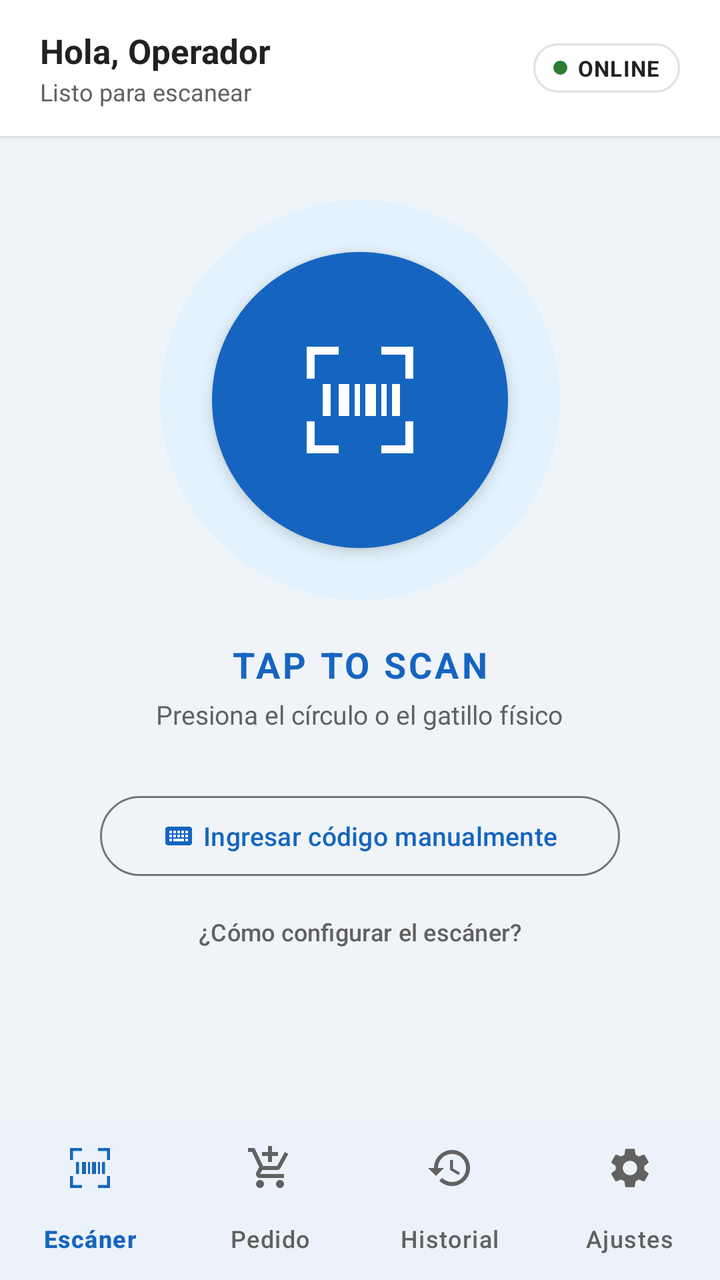
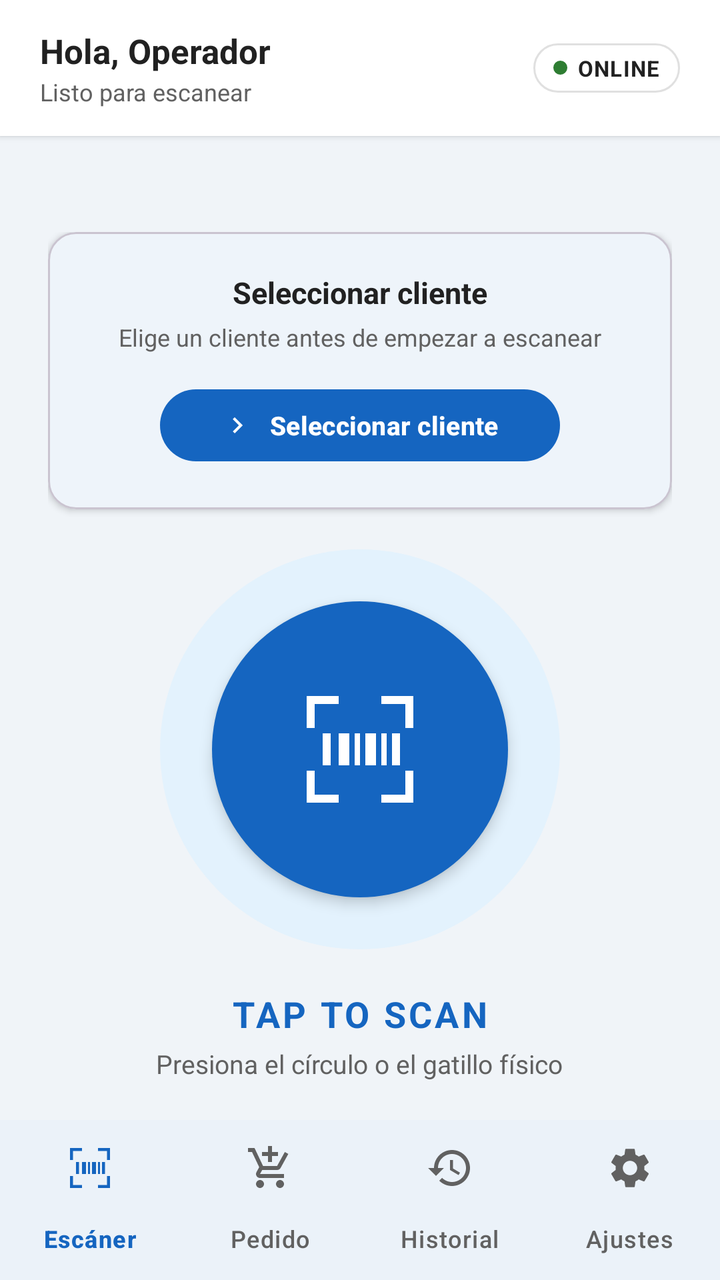

An Android layout rendered at two revisions. The XML below is the earlier revision; the diff shows what the commit changed to produce the second picture.
<!-- AndroidManifest.xml: application theme Theme.Test -->
<!-- res/layout/activity_main.xml -->
<?xml version="1.0" encoding="utf-8"?>
<androidx.constraintlayout.widget.ConstraintLayout xmlns:android="http://schemas.android.com/apk/res/android"
    xmlns:app="http://schemas.android.com/apk/res-auto"
    android:id="@+id/main"
    android:layout_width="match_parent"
    android:layout_height="match_parent"
    android:background="@color/background">

    
    <LinearLayout
        android:id="@+id/layoutHeader"
        android:layout_width="0dp"
        android:layout_height="wrap_content"
        android:background="@color/surface"
        android:elevation="2dp"
        android:gravity="center_vertical"
        android:orientation="horizontal"
        android:paddingHorizontal="20dp"
        android:paddingVertical="14dp"
        app:layout_constraintEnd_toEndOf="parent"
        app:layout_constraintStart_toStartOf="parent"
        app:layout_constraintTop_toTopOf="parent">

        <LinearLayout
            android:layout_width="0dp"
            android:layout_height="wrap_content"
            android:layout_weight="1"
            android:orientation="vertical">

            <TextView
                android:layout_width="wrap_content"
                android:layout_height="wrap_content"
                android:text="Hola, Operador"
                android:textColor="@color/text_primary"
                android:textSize="17sp"
                android:textStyle="bold" />

            <TextView
                android:id="@+id/tvScanPrompt"
                android:layout_width="wrap_content"
                android:layout_height="wrap_content"
                android:layout_marginTop="1dp"
                android:text="Listo para escanear"
                android:textColor="@color/text_secondary"
                android:textSize="12sp" />
        </LinearLayout>

        
        <LinearLayout
            android:layout_width="wrap_content"
            android:layout_height="wrap_content"
            android:background="@drawable/bg_status_chip"
            android:gravity="center_vertical"
            android:orientation="horizontal"
            android:paddingHorizontal="10dp"
            android:paddingVertical="5dp">

            <View
                android:id="@+id/viewStatusDot"
                android:layout_width="7dp"
                android:layout_height="7dp"
                android:layout_marginEnd="5dp"
                android:background="@drawable/circle_green" />

            <TextView
                android:id="@+id/tvStatus"
                android:layout_width="wrap_content"
                android:layout_height="wrap_content"
                android:letterSpacing="0.04"
                android:text="ONLINE"
                android:textColor="@color/text_primary"
                android:textSize="11sp"
                android:textStyle="bold" />
        </LinearLayout>
    </LinearLayout>

    
    <ScrollView
        android:layout_width="0dp"
        android:layout_height="0dp"
        android:scrollbars="none"
        app:layout_constraintBottom_toTopOf="@id/bottomNav"
        app:layout_constraintEnd_toEndOf="parent"
        app:layout_constraintStart_toStartOf="parent"
        app:layout_constraintTop_toBottomOf="@id/layoutHeader">

        <LinearLayout
            android:layout_width="match_parent"
            android:layout_height="wrap_content"
            android:gravity="center_horizontal"
            android:orientation="vertical"
            android:paddingHorizontal="24dp"
            android:paddingTop="32dp"
            android:paddingBottom="24dp">

            
            <FrameLayout
                android:layout_width="200dp"
                android:layout_height="200dp">

                
                <View
                    android:layout_width="200dp"
                    android:layout_height="200dp"
                    android:background="@drawable/bg_scan_ring" />

                
                <FrameLayout
                    android:id="@+id/btnHoldScan"
                    android:layout_width="148dp"
                    android:layout_height="148dp"
                    android:layout_gravity="center"
                    android:background="@drawable/bg_scan_circle"
                    android:clickable="true"
                    android:elevation="4dp"
                    android:focusable="true">

                    <ImageView
                        android:layout_width="64dp"
                        android:layout_height="64dp"
                        android:layout_gravity="center"
                        android:importantForAccessibility="no"
                        android:src="@drawable/ic_scan_display" />
                </FrameLayout>
            </FrameLayout>

            
            <TextView
                android:layout_width="wrap_content"
                android:layout_height="wrap_content"
                android:layout_marginTop="20dp"
                android:letterSpacing="0.08"
                android:text="TAP TO SCAN"
                android:textAllCaps="true"
                android:textColor="@color/primary"
                android:textSize="18sp"
                android:textStyle="bold" />

            <TextView
                android:layout_width="wrap_content"
                android:layout_height="wrap_content"
                android:layout_marginTop="4dp"
                android:text="Presiona el círculo o el gatillo físico"
                android:textColor="@color/text_secondary"
                android:textSize="13sp" />

            
            <TextView
                android:id="@+id/tvHoldState"
                android:layout_width="wrap_content"
                android:layout_height="wrap_content"
                android:layout_marginTop="6dp"
                android:background="@drawable/bg_chip_sent"
                android:paddingHorizontal="12dp"
                android:paddingVertical="4dp"
                android:text="● ESCANEANDO..."
                android:textColor="@color/success"
                android:textSize="11sp"
                android:textStyle="bold"
                android:visibility="gone" />

            
            <com.google.android.material.button.MaterialButton
                android:id="@+id/btnManualEntry"
                style="@style/Widget.Material3.Button.OutlinedButton"
                android:layout_width="260dp"
                android:layout_height="48dp"
                android:layout_marginTop="28dp"
                android:text="Ingresar código manualmente"
                android:textSize="13sp"
                app:cornerRadius="24dp"
                app:icon="@drawable/ic_keyboard"
                app:iconGravity="textStart"
                app:iconSize="16dp"
                app:iconTint="@color/primary" />

            
            <com.google.android.material.button.MaterialButton
                android:id="@+id/btnScan"
                style="@style/Widget.Material3.Button.TextButton"
                android:layout_width="wrap_content"
                android:layout_height="40dp"
                android:layout_marginTop="4dp"
                android:text="¿Cómo configurar el escáner?"
                android:textColor="@color/text_secondary"
                android:textSize="12sp" />

            
            <com.google.android.material.card.MaterialCardView
                android:id="@+id/layoutLastScan"
                android:layout_width="match_parent"
                android:layout_height="wrap_content"
                android:layout_marginTop="20dp"
                android:clickable="true"
                android:focusable="true"
                android:visibility="gone"
                app:cardBackgroundColor="@color/surface"
                app:cardCornerRadius="14dp"
                app:cardElevation="2dp">

                <LinearLayout
                    android:layout_width="match_parent"
                    android:layout_height="wrap_content"
                    android:gravity="center_vertical"
                    android:orientation="horizontal"
                    android:padding="16dp">

                    <LinearLayout
                        android:layout_width="0dp"
                        android:layout_height="wrap_content"
                        android:layout_weight="1"
                        android:orientation="vertical">

                        <TextView
                            android:layout_width="wrap_content"
                            android:layout_height="wrap_content"
                            android:letterSpacing="0.06"
                            android:text="ÚLTIMO ESCANEO"
                            android:textAllCaps="true"
                            android:textColor="@color/text_secondary"
                            android:textSize="10sp" />

                        <TextView
                            android:id="@+id/tvLastBarcode"
                            android:layout_width="wrap_content"
                            android:layout_height="wrap_content"
                            android:layout_marginTop="2dp"
                            android:fontFamily="monospace"
                            android:textColor="@color/text_primary"
                            android:textSize="16sp"
                            android:textStyle="bold" />

                        <TextView
                            android:id="@+id/tvLastProduct"
                            android:layout_width="wrap_content"
                            android:layout_height="wrap_content"
                            android:textColor="@color/text_primary"
                            android:textSize="13sp" />

                        <TextView
                            android:id="@+id/tvLastTime"
                            android:layout_width="wrap_content"
                            android:layout_height="wrap_content"
                            android:layout_marginTop="2dp"
                            android:textColor="@color/text_secondary"
                            android:textSize="11sp" />
                    </LinearLayout>

                    <ImageView
                        android:layout_width="18dp"
                        android:layout_height="18dp"
                        android:importantForAccessibility="no"
                        android:src="@drawable/ic_chevron_right"
                        app:tint="@color/text_secondary" />
                </LinearLayout>
            </com.google.android.material.card.MaterialCardView>
        </LinearLayout>
    </ScrollView>

    
    <com.google.android.material.bottomnavigation.BottomNavigationView
        android:id="@+id/bottomNav"
        android:layout_width="0dp"
        android:layout_height="wrap_content"
        android:background="@color/surface"
        android:elevation="8dp"
        app:itemIconTint="@color/nav_item_color"
        app:itemTextColor="@color/nav_item_color"
        app:labelVisibilityMode="labeled"
        app:layout_constraintBottom_toBottomOf="parent"
        app:layout_constraintEnd_toEndOf="parent"
        app:layout_constraintStart_toStartOf="parent"
        app:menu="@menu/bottom_nav_menu" />

</androidx.constraintlayout.widget.ConstraintLayout>
<!-- resources referenced by this layout -->
<resources>
  <color name="background">#F0F4F8</color>
  <color name="primary">#1565C0</color>
  <color name="success">#2E7D32</color>
  <color name="surface">#FFFFFF</color>
  <color name="text_primary">#212121</color>
  <color name="text_secondary">#616161</color>
  <!-- drawable bg_chip_sent (drawable) -->
  <?xml version="1.0" encoding="utf-8"?>
  <shape xmlns:android="http://schemas.android.com/apk/res/android"
      android:shape="rectangle">
      <solid android:color="#E8F5E9"/>
      <corners android:radius="12dp"/>
  </shape>
  <!-- drawable bg_scan_circle (drawable) -->
  <?xml version="1.0" encoding="utf-8"?>
  <shape xmlns:android="http://schemas.android.com/apk/res/android" android:shape="oval">
      <solid android:color="@color/primary" />
  </shape>
  <!-- drawable bg_scan_ring (drawable) -->
  <?xml version="1.0" encoding="utf-8"?>
  <shape xmlns:android="http://schemas.android.com/apk/res/android" android:shape="oval">
      <solid android:color="@color/light_primary" />
  </shape>
  <!-- drawable bg_status_chip (drawable) -->
  <?xml version="1.0" encoding="utf-8"?>
  <shape xmlns:android="http://schemas.android.com/apk/res/android"
      android:shape="rectangle">
      <solid android:color="#FFFFFF"/>
      <corners android:radius="20dp"/>
      <stroke android:width="1dp" android:color="#E0E0E0"/>
  </shape>
  <!-- drawable circle_green (drawable) -->
  <?xml version="1.0" encoding="utf-8"?>
  <shape xmlns:android="http://schemas.android.com/apk/res/android" android:shape="oval">
      <solid android:color="@color/green" />
      <size android:width="10dp" android:height="10dp" />
  </shape>
  <!-- drawable ic_chevron_right (drawable) -->
  <vector xmlns:android="http://schemas.android.com/apk/res/android"
      android:width="24dp"
      android:height="24dp"
      android:viewportWidth="24"
      android:viewportHeight="24">
      <path android:fillColor="#BDBDBD"
          android:pathData="M10,6L8.59,7.41 13.17,12l-4.58,4.59L10,18l6,-6z"/>
  </vector>
  <!-- drawable ic_keyboard (drawable) -->
  <vector xmlns:android="http://schemas.android.com/apk/res/android"
      android:width="24dp"
      android:height="24dp"
      android:viewportWidth="24"
      android:viewportHeight="24">
      <path android:fillColor="#FFFFFF"
          android:pathData="M20,5H4C2.9,5 2,5.9 2,7v10c0,1.1 0.9,2 2,2h16c1.1,0 2,-0.9 2,-2V7C22,5.9 21.1,5 20,5zM11,8h2v2h-2V8zM11,11h2v2h-2V11zM8,8h2v2H8V8zM8,11h2v2H8V11zM7,16H5v-2h2V16zM7,13H5v-2h2V13zM7,10H5V8h2V10zM16,16H8v-2h8V16zM16,13h-2v-2h2V13zM16,10h-2V8h2V10zM19,16h-2v-2h2V16zM19,13h-2v-2h2V13zM19,10h-2V8h2V10z"/>
  </vector>
  <style name="Theme.Test" parent="Base.Theme.Test" />
  <color name="light_primary">#E3F2FD</color>
  <color name="green">#2E7D32</color>
  <style name="Base.Theme.Test" parent="Theme.Material3.Light.NoActionBar">
          <item name="android:windowBackground">@color/background</item>
          <item name="colorPrimary">@color/primary</item>
          <item name="colorOnPrimary">@color/white</item>
          <item name="colorPrimaryContainer">@color/light_primary</item>
          <item name="colorOnPrimaryContainer">@color/primary_dark</item>
          <item name="colorSurface">@color/surface</item>
          <item name="colorOnSurface">@color/text_primary</item>
          <item name="colorSurfaceVariant">@color/background</item>
          <item name="android:statusBarColor">@android:color/transparent</item>
      </style>
  <color name="white">#FFFFFFFF</color>
  <color name="primary_dark">#0D47A1</color>
  <!-- unchanged entries left out for length: 1 -->
</resources>

<!-- the commit's change to res/layout/activity_main.xml (unified diff, before → after) -->
@@ -78,6 +78,7 @@
     <ScrollView
         android:layout_width="0dp"
         android:layout_height="0dp"
+        android:fillViewport="true"
         android:scrollbars="none"
         app:layout_constraintBottom_toTopOf="@id/bottomNav"
         app:layout_constraintEnd_toEndOf="parent"
@@ -87,11 +88,116 @@
         <LinearLayout
             android:layout_width="match_parent"
             android:layout_height="wrap_content"
-            android:gravity="center_horizontal"
+            android:gravity="center"
             android:orientation="vertical"
             android:paddingHorizontal="24dp"
-            android:paddingTop="32dp"
+            android:paddingTop="48dp"
             android:paddingBottom="24dp">
+
+            
+            <com.google.android.material.card.MaterialCardView
+                android:id="@+id/layoutCustomerCard"
+                android:layout_width="match_parent"
+                android:layout_height="wrap_content"
+                android:layout_marginBottom="20dp"
+                android:visibility="gone"
+                app:cardBackgroundColor="@color/primary"
+                app:cardCornerRadius="14dp"
+                app:cardElevation="2dp">
+
+                <LinearLayout
+                    android:layout_width="match_parent"
+                    android:layout_height="wrap_content"
+                    android:gravity="center_vertical"
+                    android:orientation="horizontal"
+                    android:padding="14dp">
+
+                    <LinearLayout
+                        android:layout_width="0dp"
+                        android:layout_height="wrap_content"
+                        android:layout_weight="1"
+                        android:orientation="vertical">
+
+                        <TextView
+                            android:layout_width="wrap_content"
+                            android:layout_height="wrap_content"
+                            android:text="CLIENTE ACTIVO"
+                            android:textAllCaps="true"
+                            android:textColor="#B3FFFFFF"
+                            android:textSize="10sp" />
+
+                        <TextView
+                            android:id="@+id/tvCustomerName"
+                            android:layout_width="wrap_content"
+                            android:layout_height="wrap_content"
+                            android:layout_marginTop="2dp"
+                            android:textColor="#FFFFFF"
+                            android:textSize="15sp"
+                            android:textStyle="bold" />
+                    </LinearLayout>
+
+                    <com.google.android.material.button.MaterialButton
+                        android:id="@+id/btnChangeCustomer"
+                        style="@style/Widget.Material3.Button.TextButton"
+                        android:layout_width="wrap_content"
+                        android:layout_height="36dp"
+                        android:text="Cambiar"
+                        android:textColor="#FFFFFF"
+                        android:textSize="12sp" />
+                </LinearLayout>
+            </com.google.android.material.card.MaterialCardView>
+
+            
+            <com.google.android.material.card.MaterialCardView
+                android:id="@+id/layoutSelectCustomer"
+                android:layout_width="match_parent"
+                android:layout_height="wrap_content"
+                android:layout_marginBottom="20dp"
+                android:clickable="true"
+                android:focusable="true"
+                app:cardBackgroundColor="@color/surface"
+                app:cardCornerRadius="14dp"
+                app:cardElevation="2dp">
+
+                <LinearLayout
+                    android:layout_width="match_parent"
+                    android:layout_height="wrap_content"
+                    android:gravity="center"
+                    android:orientation="vertical"
+                    android:padding="20dp">
+
+                    <TextView
+                        android:layout_width="wrap_content"
+                        android:layout_height="wrap_content"
+                        android:text="Seleccionar cliente"
+                        android:textColor="@color/text_primary"
+                        android:textSize="15sp"
+                        android:textStyle="bold" />
+
+                    <TextView
+                        android:layout_width="wrap_content"
+                        android:layout_height="wrap_content"
+                        android:layout_marginTop="4dp"
+                        android:gravity="center"
+                        android:text="Elige un cliente antes de empezar a escanear"
+                        android:textColor="@color/text_secondary"
+                        android:textSize="12sp" />
+
+                    <com.google.android.material.button.MaterialButton
+                        android:id="@+id/btnSelectCustomer"
+                        android:layout_width="200dp"
+                        android:layout_height="44dp"
+                        android:layout_marginTop="14dp"
+                        android:text="Seleccionar cliente"
+                        android:textSize="13sp"
+                        android:textStyle="bold"
+                        app:backgroundTint="@color/primary"
+                        app:cornerRadius="22dp"
+                        app:icon="@drawable/ic_chevron_right"
+                        app:iconGravity="textStart"
+                        app:iconSize="16dp" />
+                </LinearLayout>
+            </com.google.android.material.card.MaterialCardView>
 
             
             <FrameLayout
